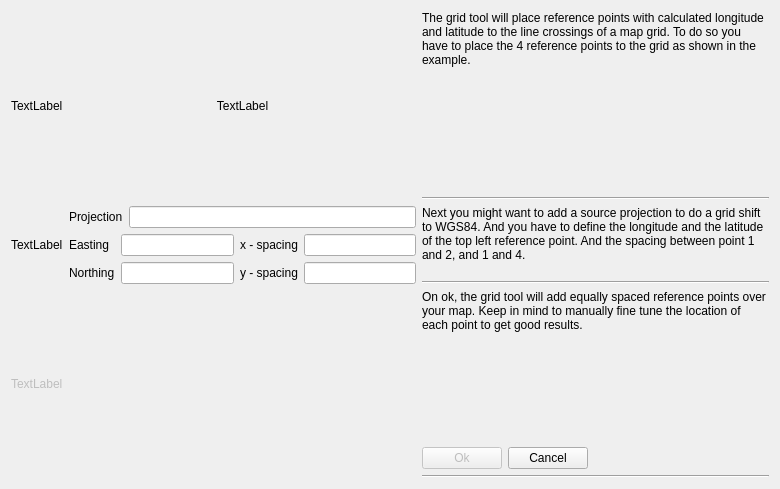
First picture: the form in src/ICreateMapGridTool.ui, repository ntruchsess/QLandkarteGT, before the edit.
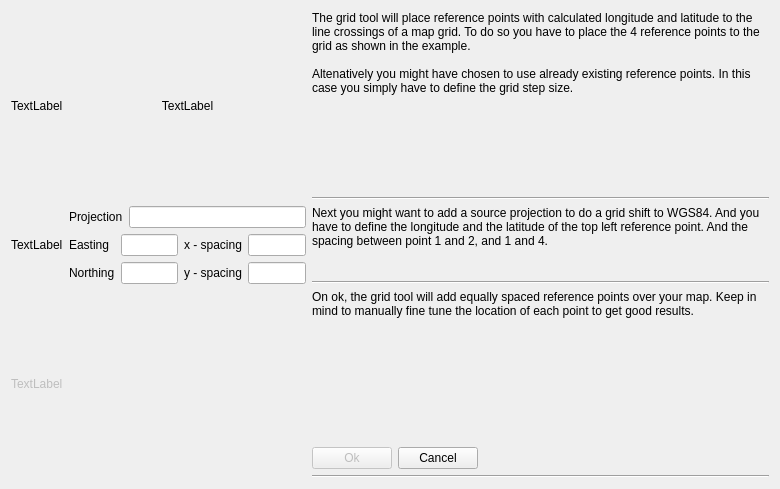
Second picture: the form after the edit.

The edit to the form file:
```diff
--- a/src/ICreateMapGridTool.ui
+++ b/src/ICreateMapGridTool.ui
@@ -35,7 +35,9 @@
      <item>
       <widget class="QLabel" name="label_5" >
        <property name="text" >
-        <string>The grid tool will place reference points with calculated longitude and latitude to the line crossings of a map grid. To do so you have to place the 4 reference points to the grid as shown in the example.</string>
+        <string>The grid tool will place reference points with calculated longitude and latitude to the line crossings of a map grid. To do so you have to place the 4 reference points to the grid as shown in the example.
+
+Altenatively you might have chosen to use already existing reference points. In this case you simply have to define the grid step size.</string>
        </property>
        <property name="alignment" >
         <set>Qt::AlignLeading|Qt::AlignLeft|Qt::AlignTop</set>
```
